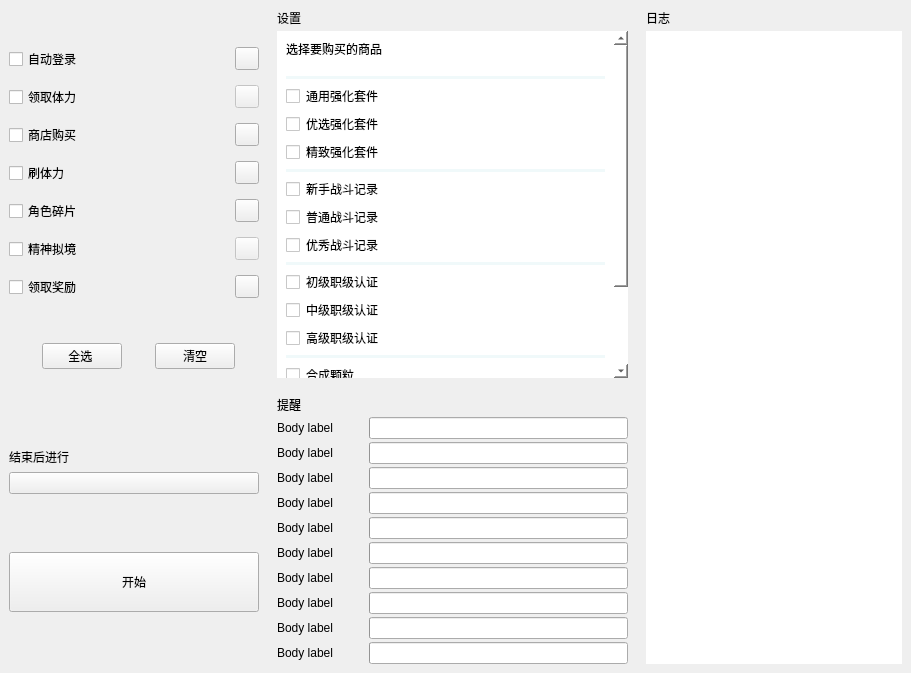
LaoZhuJackson/SnowbreakAutoAssistant, file app/ui/home_interface.ui: the form before one commit.
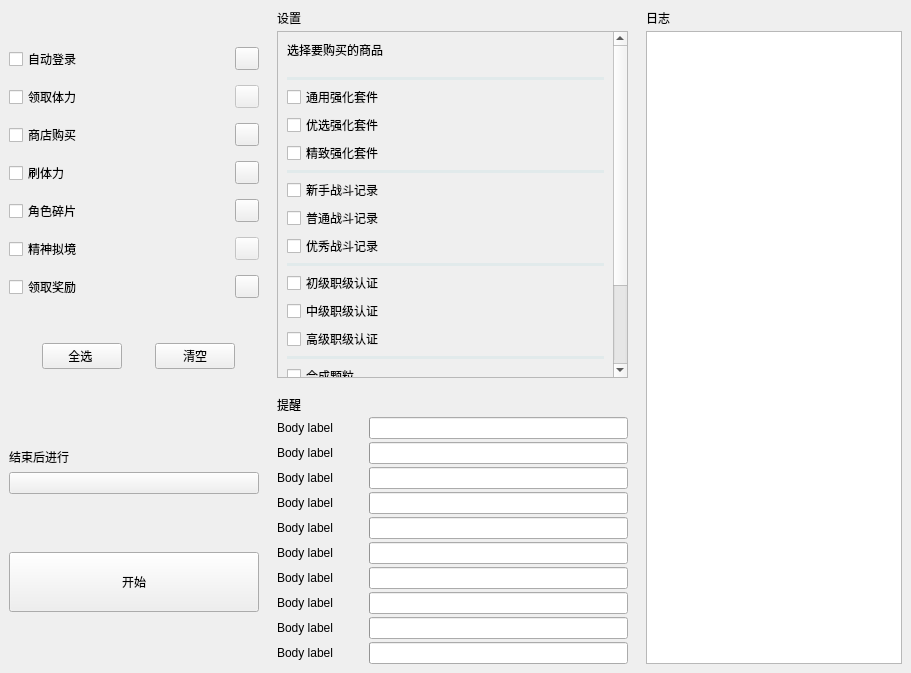
The form after the commit. The open tabs and pages were chosen to show the change. Custom widgets are drawn as their Qt base class.

The edit to the form file:
```diff
--- a/app/ui/home_interface.ui
+++ b/app/ui/home_interface.ui
@@ -75,9 +75,7 @@
                               <string/>
                           </property>
                           <property name="styleSheet">
-                              <string notr="true">border-radius: 5px;
-                                  border: 2px;
-                              </string>
+                              <string notr="true"/>
                           </property>
                           <property name="verticalScrollBarPolicy">
                               <enum>Qt::ScrollBarAlwaysOff</enum>
@@ -495,8 +493,7 @@
           <item row="0" column="0">
            <widget class="ScrollArea" name="ScrollArea">
             <property name="styleSheet">
-             <string notr="true">background-color: rgb(255, 255, 255);
-border:None;</string>
+                <string notr="true"/>
             </property>
             <property name="widgetResizable">
              <bool>true</bool>
@@ -506,7 +503,7 @@
               <rect>
                <x>0</x>
                <y>0</y>
-               <width>138</width>
+                  <width>300</width>
                <height>479</height>
               </rect>
              </property>
```
Left out of the diff: 4 changed lines with no effect on the pictures.
